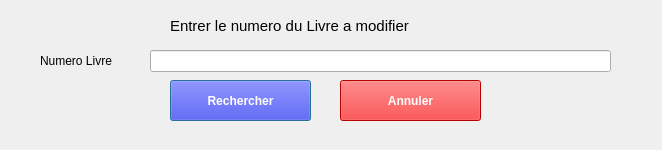
The window that modifierunlivre.ui (ainafi/gestion-bibliothecaire) describes before a commit, drawn with Qt 5.
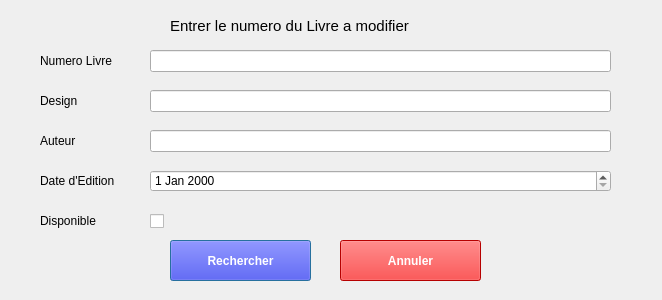
The same window after the commit.

The edit to the form file:
```diff
--- a/modifierunlivre.ui
+++ b/modifierunlivre.ui
@@ -7,7 +7,7 @@
     <x>0</x>
     <y>0</y>
     <width>662</width>
-    <height>150</height>
+    <height>300</height>
    </rect>
   </property>
   <property name="windowTitle">
@@ -54,11 +54,103 @@
     </rect>
    </property>
   </widget>
+  <widget class="QLabel" name="label_3">
+   <property name="geometry">
+    <rect>
+     <x>40</x>
+     <y>90</y>
+     <width>91</width>
+     <height>21</height>
+    </rect>
+   </property>
+   <property name="text">
+    <string>Design</string>
+   </property>
+  </widget>
+  <widget class="QLineEdit" name="design">
+   <property name="geometry">
+    <rect>
+     <x>150</x>
+     <y>90</y>
+     <width>461</width>
+     <height>22</height>
+    </rect>
+   </property>
+  </widget>
+  <widget class="QLabel" name="label_4">
+   <property name="geometry">
+    <rect>
+     <x>40</x>
+     <y>130</y>
+     <width>91</width>
+     <height>21</height>
+    </rect>
+   </property>
+   <property name="text">
+    <string>Auteur</string>
+   </property>
+  </widget>
+  <widget class="QLineEdit" name="auteur">
+   <property name="geometry">
+    <rect>
+     <x>150</x>
+     <y>130</y>
+     <width>461</width>
+     <height>22</height>
+    </rect>
+   </property>
+  </widget>
+  <widget class="QLabel" name="label_5">
+   <property name="geometry">
+    <rect>
+     <x>40</x>
+     <y>170</y>
+     <width>91</width>
+     <height>21</height>
+    </rect>
+   </property>
+   <property name="text">
+    <string>Date d'Edition</string>
+   </property>
+  </widget>
+  <widget class="QDateEdit" name="dateEdition">
+   <property name="geometry">
+    <rect>
+     <x>150</x>
+     <y>170</y>
+     <width>461</width>
+     <height>22</height>
+    </rect>
+   </property>
+  </widget>
+  <widget class="QLabel" name="label_6">
+   <property name="geometry">
+    <rect>
+     <x>40</x>
+     <y>210</y>
+     <width>91</width>
+     <height>21</height>
+    </rect>
+   </property>
+   <property name="text">
+    <string>Disponible</string>
+   </property>
+  </widget>
+  <widget class="QCheckBox" name="disponible">
+   <property name="geometry">
+    <rect>
+     <x>150</x>
+     <y>210</y>
+     <width>461</width>
+     <height>22</height>
+    </rect>
+   </property>
+  </widget>
   <widget class="QPushButton" name="recherche">
    <property name="geometry">
     <rect>
      <x>170</x>
-     <y>80</y>
+     <y>240</y>
      <width>141</width>
      <height>41</height>
     </rect>
@@ -78,7 +170,7 @@
    <property name="geometry">
     <rect>
      <x>340</x>
-     <y>80</y>
+     <y>240</y>
      <width>141</width>
      <height>41</height>
     </rect>
```
Left out of the diff: 2 changed lines with no effect on the pictures.
